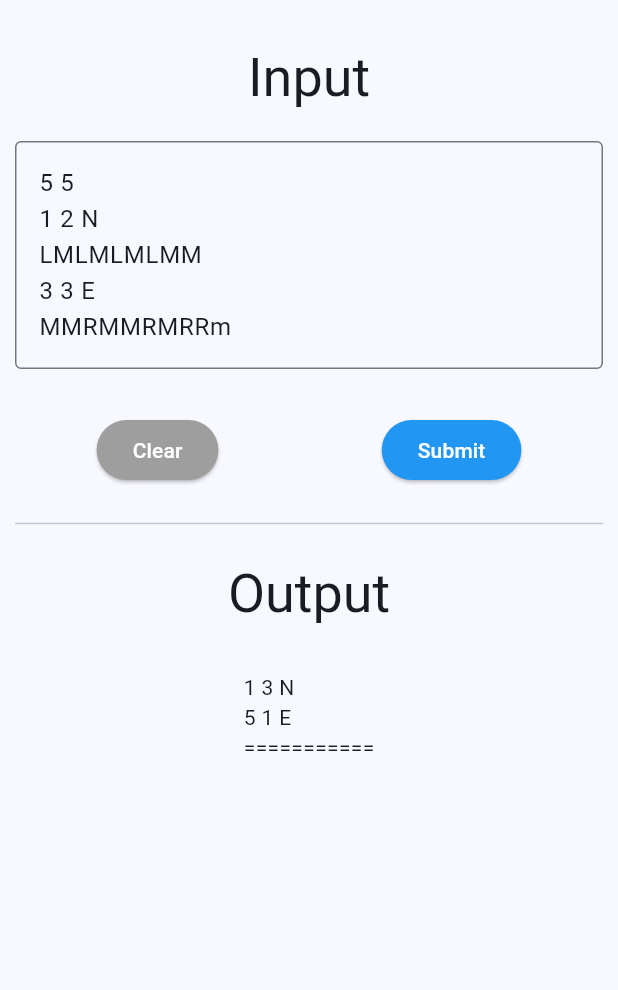
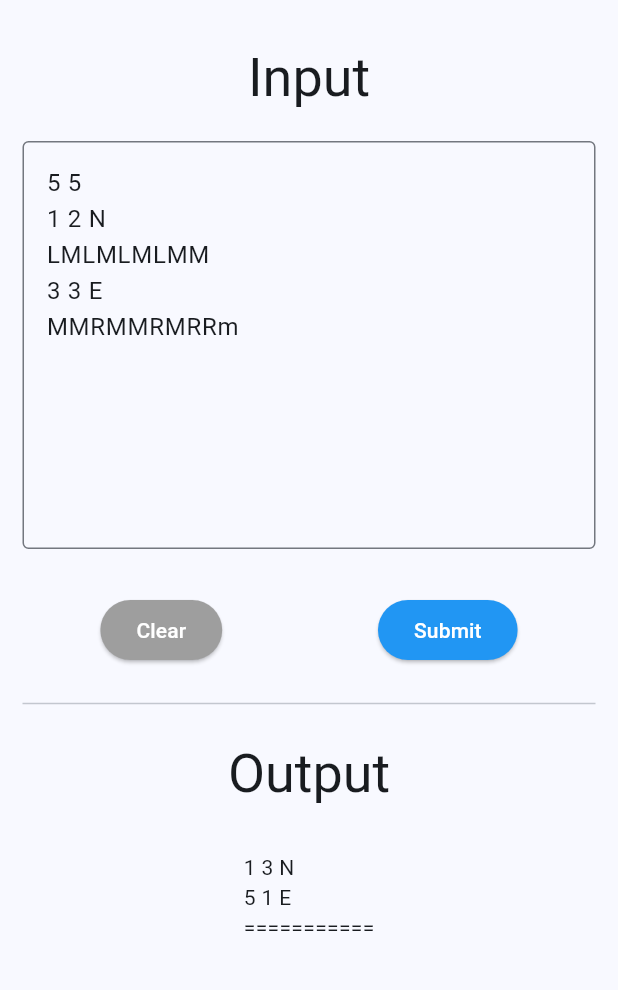
Before and after one commit to AndresMontaniv/MarsRoverCodingChallenge-Flutter, a Flutter app: the screen it shows after launch, after a tap on "Submit", on a phone screen of 412 x 824 dp, the part 84-1074 px from its top. Run offline on Flutter 3.47's test engine with Material 3 defaults, Android fonts, the light colour scheme and no system bars.

Commit message:
contrainedBox for Web responsiev design

```diff
--- a/lib/screens/home_screen.dart
+++ b/lib/screens/home_screen.dart
@@ -120,7 +120,12 @@
       body: SingleChildScrollView(
         padding: const EdgeInsets.symmetric(
           vertical: 30,
-          horizontal: 10,
+          horizontal: 15,
+        ),
+        child: Center(
+          child: ConstrainedBox(
+            constraints: const BoxConstraints(
+              maxWidth: 700,
             ),
             child: Column(
               children: [
@@ -131,7 +136,7 @@
                 Padding(
                   padding: const EdgeInsets.only(top: 20, bottom: 30),
                   child: TextField(
-                maxLines: 5,
+                    maxLines: 10,
                     controller: inputCtrl,
                     decoration: const InputDecoration(
                       border: OutlineInputBorder(),
@@ -173,6 +178,8 @@
               ],
             ),
           ),
+        ),
+      ),
     );
   }
 
```
Lines whose indentation alone changed are shown as unchanged.
